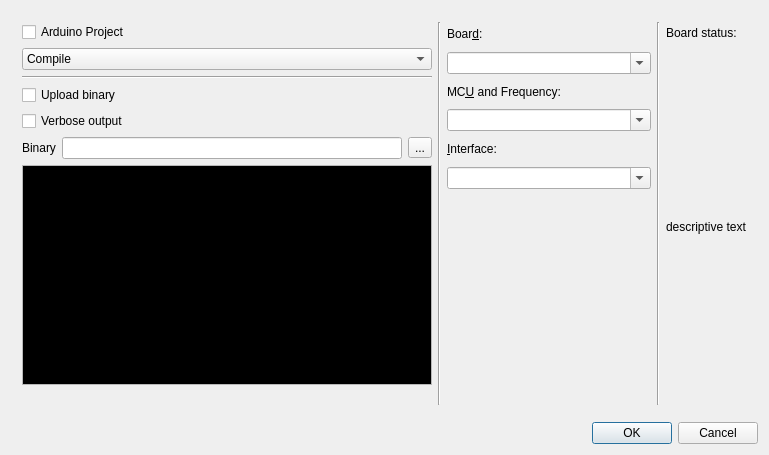
First picture: the form in arduinowindow.ui, repository KDE/kdev-embedded, before the edit.
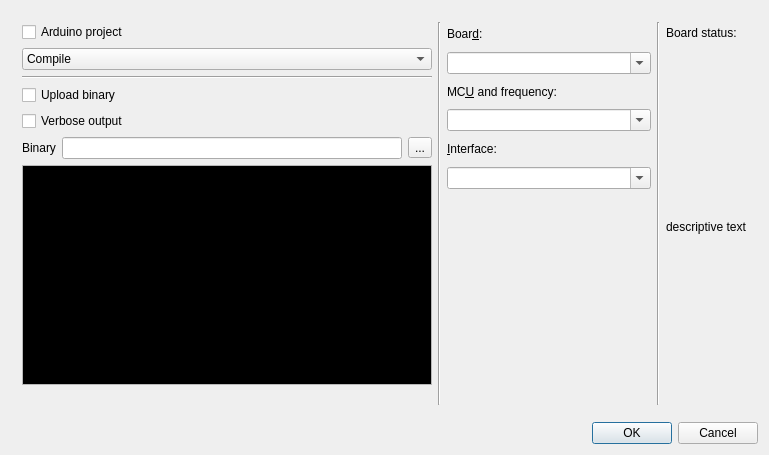
Second picture: the form after the edit. Custom widgets are drawn as their Qt base class.

What changed in the file:
```diff
--- a/arduinowindow.ui
+++ b/arduinowindow.ui
@@ -42,7 +42,7 @@
           <item>
            <widget class="QCheckBox" name="projectCheck">
             <property name="text">
-             <string>Arduino Project</string>
+             <string>Arduino project</string>
             </property>
            </widget>
           </item>
@@ -193,7 +193,7 @@
           <item>
            <widget class="QLabel" name="buadLabel">
             <property name="text">
-             <string>MC&amp;U and Frequency:</string>
+             <string>MC&amp;U and frequency:</string>
             </property>
             <property name="buddy">
              <cstring>boardCombo</cstring>
```
Left out of the diff: 2 changed lines with no effect on the pictures.
